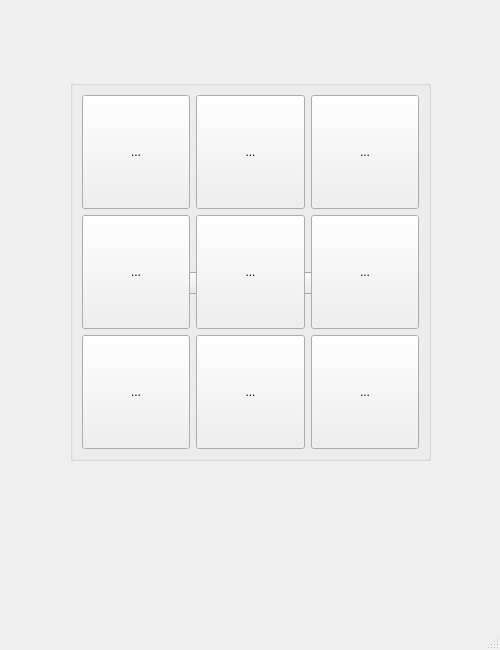
bledniyyy/TicTacVersus, file mainwindow.ui: the form before one commit.
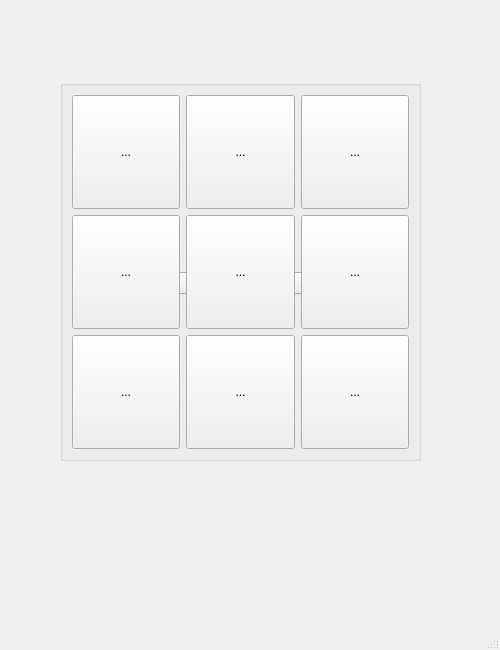
The form after the commit.

```diff
--- a/mainwindow.ui
+++ b/mainwindow.ui
@@ -82,7 +82,7 @@
     </property>
     <property name="geometry">
      <rect>
-      <x>70</x>
+      <x>60</x>
       <y>80</y>
       <width>361</width>
       <height>381</height>
@@ -164,6 +164,9 @@
        </item>
        <item row="1" column="2">
         <widget class="QToolButton" name="cell_1_2">
+         <property name="enabled">
+          <bool>true</bool>
+         </property>
          <property name="sizePolicy">
           <sizepolicy hsizetype="Minimum" vsizetype="Minimum">
            <horstretch>0</horstretch>
```
Left out of the diff: 130 changed lines with no effect on the pictures.
